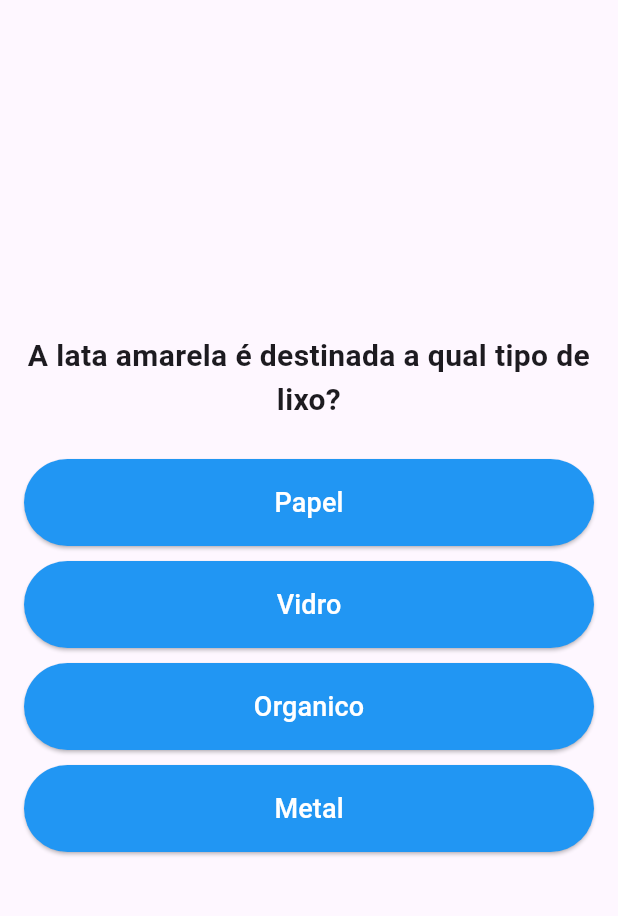
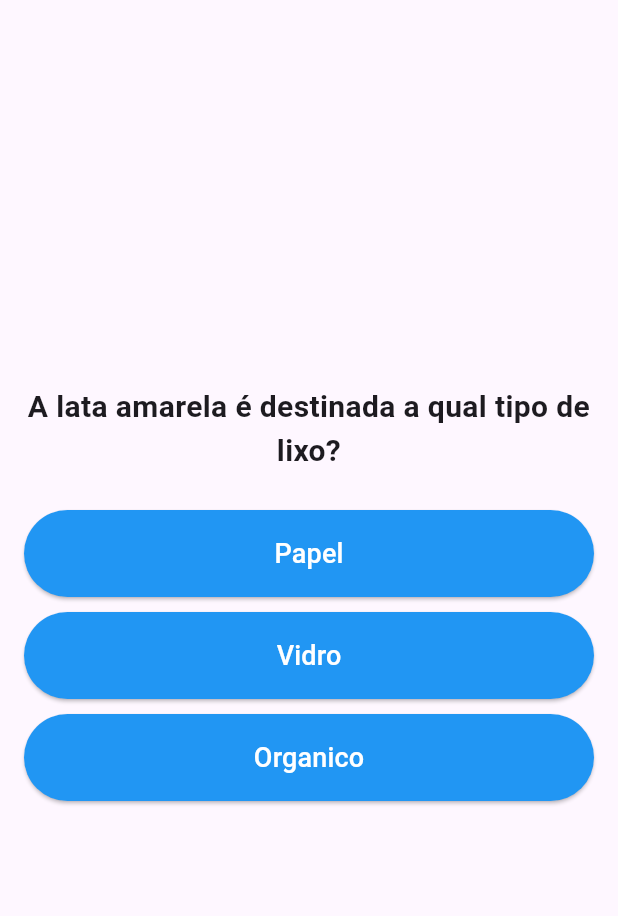
Before and after one commit to CaioSibrao18/Projeto_EcoBot, a Flutter app: the screen it shows after launch, on a phone screen of 412 x 824 dp, the part 63-979 px from its top. Run offline on Flutter 3.47's test engine with Material 3 defaults, Android fonts, the phone set to English and light mode, and no system bars.

Commit message:
criação do quiz

```diff
--- a/lib/src/main.dart
+++ b/lib/src/main.dart
@@ -1,6 +1,6 @@
-import 'package:ecoquest/src/pages/games/quiz.dart';
+import 'package:ecoquest/src/pages/games/quizhard.dart';
 import 'package:ecoquest/src/pages/resetPassword.dart';
-import 'package:ecoquest/src/pages/games/quiz.dart';
+import 'package:ecoquest/src/pages/games/quizeasy.dart';
 import 'package:flutter/material.dart';
 
 void main() {
@@ -12,6 +12,6 @@ class MyApp extends StatelessWidget {
 
   @override
   Widget build(BuildContext context) {
-    return MaterialApp(home: QuizScreen());
+    return MaterialApp(home: QuizScreenHard());
   }
 }
--- /dev/null
+++ b/lib/src/pages/games/quizhard.dart
@@ -0,0 +1,192 @@
+// ignore_for_file: library_private_types_in_public_api
+
+import 'package:flutter/material.dart';
+
+class QuizScreenHard extends StatefulWidget {
+  const QuizScreenHard({super.key});
+
+  @override
+  _QuizScreenState createState() => _QuizScreenState();
+}
+
+class _QuizScreenState extends State<QuizScreenHard> {
+  final List<Map<String, dynamic>> questions = [
+    {
+      'question': 'A lata amarela é destinada a qual tipo de lixo?',
+      'options': ['Papel', 'Vidro', 'Organico'],
+      'correctIndex': 3,
+    },
+    {
+      'question': 'Quanto tempo leva para o papel sumir no meio ambiente?',
+      'options': [
+        'Cerca de 400 anos',
+        'Cerca de 100 anos',
+        'Cerca de 60 anos',
+        'Cerca de 1000 anos',
+      ],
+      'correctIndex': 0,
+    },
+    {
+      'question':
+          'Qual o tipo de lixo mais prejudicial se jogado ao meio ambiente?',
+      'options': ['Restos de comida', 'Pilhas e baterias', 'Plástico', 'Papel'],
+      'correctIndex': 1,
+    },
+    {
+      'question':
+          'Qual destes materiais demora mais tempo para se decompor na natureza?',
+      'options': ['Papel', 'Vidro', 'Madeira', 'Alumínio'],
+      'correctIndex': 1,
+    },
+    {
+      'question': 'Qual das opções abaixo NÃO é uma prática sustentável?',
+      'options': [
+        'Usar sacolas reutilizáveis',
+        'Consumir produtos locais e sazonais',
+        'Desperdiçar água potável',
+        'Reciclar materiais corretamente',
+      ],
+      'correctIndex': 2,
+    },
+    {
+      "question":
+          "Qual é a principal fonte de energia renovável utilizada no Brasil?",
+      "options": ["Solar", "Eólica", "Hidrelétrica", "Biomassa"],
+      "correctIndex": 2,
+    },
+    {
+      "question":
+          "O que significa a sigla 'ODS' no contexto da sustentabilidade?",
+      "options": [
+        "Objetivos de Desenvolvimento Sustentável",
+        "Organização para Desenvolvimento Sustentável",
+        "Oficina de Diretrizes Sustentáveis",
+        "Operação de Defesa Socioambiental",
+      ],
+      "correctIndex": 0,
+    },
+    {
+      "question": "O que é a pegada de carbono?",
+      "options": [
+        "Quantidade de carbono na atmosfera",
+        "Medição do impacto ambiental causado por atividades humanas",
+        "Quantidade de árvores necessárias para compensar poluição",
+        "Índice de poluição das indústrias",
+      ],
+      "correctIndex": 1,
+    },
+  ];
+
+  int currentQuestionIndex = 0;
+  int? selectedOption;
+  int correctAnswers = 0;
+
+  void checkAnswer(int index) {
+    setState(() {
+      selectedOption = index;
+      if (index == questions[currentQuestionIndex]['correctIndex']) {
+        correctAnswers++;
+      }
+      Future.delayed(const Duration(seconds: 2), () {
+        setState(() {
+          selectedOption = null;
+          if (currentQuestionIndex < questions.length - 1) {
+            currentQuestionIndex++;
+          } else {
+            _showResult();
+          }
+        });
+      });
+    });
+  }
+
+  void _showResult() {
+    showDialog(
+      context: context,
+      builder:
+          (context) => AlertDialog(
+            title: const Text('Resultado'),
+            content: Column(
+              mainAxisSize: MainAxisSize.min,
+              children: [
+                Text('$correctAnswers/${questions.length} perguntas corretas'),
+                const SizedBox(height: 10),
+                Text(
+                  correctAnswers > questions.length / 3
+                      ? 'Parabéns, você domina o assunto!'
+                      : 'Você ainda pode melhorar, continue estudando!',
+                  textAlign: TextAlign.center,
+                  style: const TextStyle(fontWeight: FontWeight.bold),
+                ),
+              ],
+            ),
+            actions: [
+              TextButton(
+                onPressed: () {
+                  Navigator.of(context).pop();
+                  setState(() {
+                    currentQuestionIndex = 0;
+                    correctAnswers = 0;
+                  });
+                },
+                child: const Text('Reiniciar'),
+              ),
+            ],
+          ),
+    );
+  }
+
+  @override
+  Widget build(BuildContext context) {
+    var questionData = questions[currentQuestionIndex];
+    return Scaffold(
+      appBar: AppBar(title: const Text('QUIZ GAME')),
+      body: Padding(
+        padding: const EdgeInsets.all(16.0),
+        child: Column(
+          mainAxisAlignment: MainAxisAlignment.center,
+          children: [
+            Text(
+              questionData['question'],
+              style: const TextStyle(fontSize: 20, fontWeight: FontWeight.bold),
+              textAlign: TextAlign.center,
+            ),
+            const SizedBox(height: 20),
+            ...List.generate(questionData['options'].length, (index) {
+              Color buttonColor = Colors.blue;
+              if (selectedOption != null) {
+                if (index == questionData['correctIndex']) {
+                  buttonColor = Colors.green;
+                } else if (index == selectedOption) {
+                  buttonColor = Colors.red;
+                }
+              }
+              return Padding(
+                padding: const EdgeInsets.symmetric(vertical: 5),
+                child: SizedBox(
+                  width: double.infinity,
+                  child: ElevatedButton(
+                    style: ButtonStyle(
+                      backgroundColor: WidgetStateProperty.all(buttonColor),
+                      padding: WidgetStateProperty.all(
+                        const EdgeInsets.symmetric(vertical: 16),
+                      ),
+                    ),
+                    onPressed:
+                        selectedOption == null
+                            ? () => checkAnswer(index)
+                            : null,
+                    child: Text(
+                      questionData['options'][index],
+                      style: const TextStyle(fontSize: 18, color: Colors.white),
+                    ),
+                  ),
+                ),
+              );
+            }),
+          ],
+        ),
+      ),
+    );
+  }
+}
```
Also changed, not shown: lib/src/pages/games/quizeasy.dart (renamed from lib/src/pages/games/quiz.dart, +56 -19 lines).
